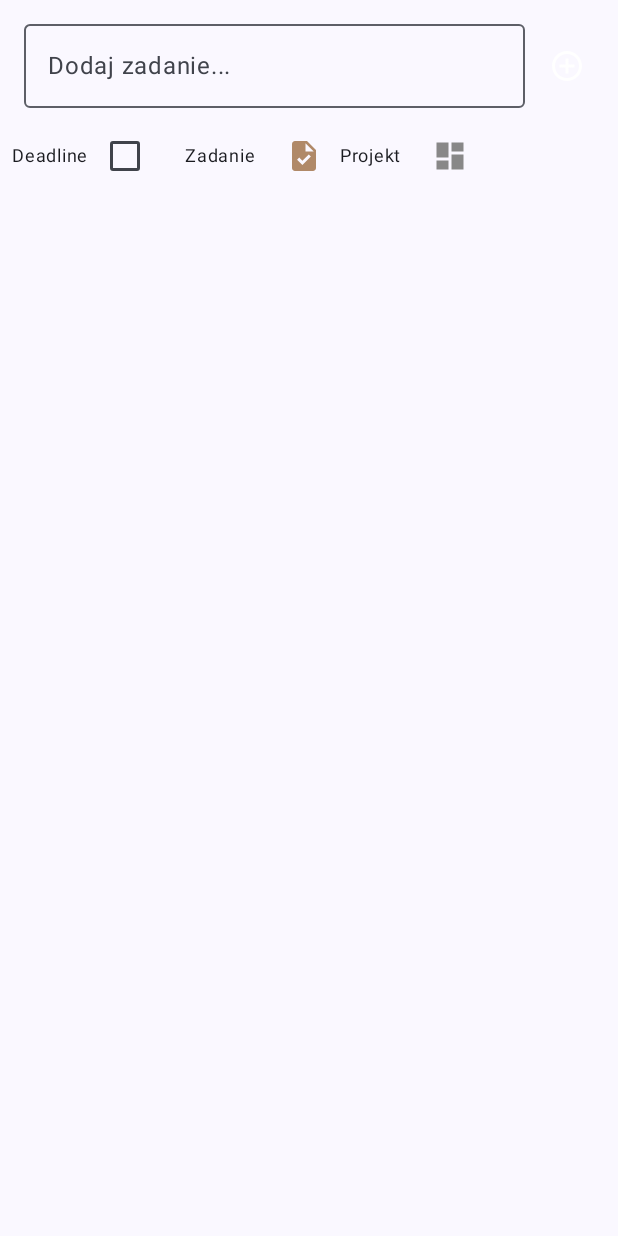
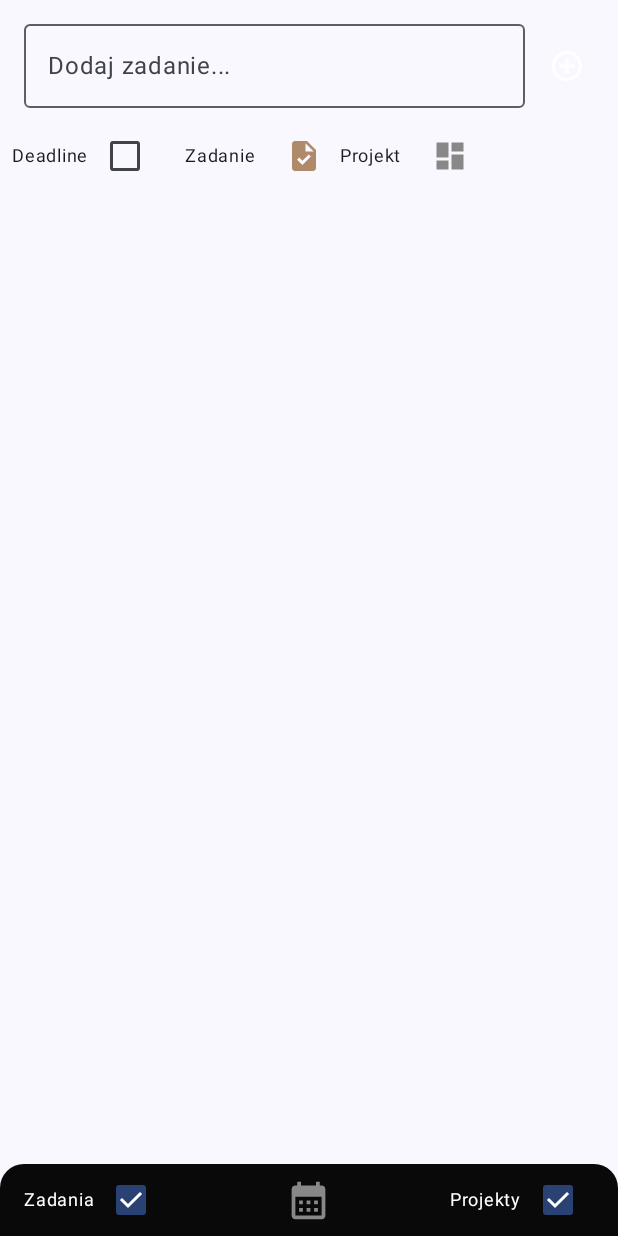
Before and after one commit to Radzio310/2DoApp, an Android app built with Jetpack Compose: the screen it shows after launch (MainActivity), on a phone screen of 412 x 824 dp. Run offline under Robolectric (Android 15) with nearby library versions, the phone set to English and light mode, and no system bars; our stand-ins replace livedata-compose.

Commit message:
Wstępny dolny pasek Projekty i Zadania

```diff
--- a/app/build.gradle.kts
+++ b/app/build.gradle.kts
@@ -61,6 +61,7 @@ dependencies {
     implementation(libs.androidx.material3)
     implementation("androidx.compose.runtime:runtime-livedata:1.6.6")
     implementation ("com.google.code.gson:gson:2.10.1")
+    implementation("androidx.compose.ui:ui:1.5.0")
     implementation(libs.firebase.crashlytics.buildtools)
     testImplementation(libs.junit)
     androidTestImplementation(libs.androidx.junit)
--- a/app/src/main/java/com/example/todoapp2/ToDoListPage.kt
+++ b/app/src/main/java/com/example/todoapp2/ToDoListPage.kt
@@ -2,6 +2,12 @@ import android.app.DatePickerDialog
 import android.app.TimePickerDialog
 import android.content.Context
 import android.widget.Toast
+import androidx.compose.animation.AnimatedVisibility
+import androidx.compose.animation.animateColorAsState
+import androidx.compose.animation.fadeIn
+import androidx.compose.animation.fadeOut
+import androidx.compose.animation.slideInVertically
+import androidx.compose.animation.slideOutVertically
 import androidx.compose.foundation.background
 import androidx.compose.foundation.border
 import androidx.compose.foundation.clickable
@@ -43,6 +49,9 @@ fun TodoListPage(viewModel: TodoViewModel, context: Context) {
     var isProject by remember { mutableStateOf(false) }
     val calendar = Calendar.getInstance()
     var showModal by remember { mutableStateOf<Todo?>(null) } // Przechowuje projekt do wyświetlenia w modalnym oknie
+    // Stan dla filtrowania
+    var showTasks by remember { mutableStateOf(true) } // Pokaż zadania domyślnie
+    var showProjects by remember { mutableStateOf(true) } // Pokaż projekty domyślnie
 
     Column(
         modifier = Modifier
@@ -203,21 +212,91 @@ fun TodoListPage(viewModel: TodoViewModel, context: Context) {
 
         todoList?.let {
             LazyColumn(content = {
-                itemsIndexed(it) { _, item ->
+                itemsIndexed(it.filter { item ->
+                    (showTasks && !item.isProject) || (showProjects && item.isProject)
+                }) { index, item ->
+                    AnimatedVisibility(
+                        visible = true, // Może być kontrolowane przez stan 'isCompleted'
+                        enter = fadeIn() + slideInVertically(initialOffsetY = { 40 }),
+                        exit = fadeOut() + slideOutVertically(targetOffsetY = { -40 })
+                    ) {
                         TodoItem(
                             item = item,
                             onClick = { if (item.isProject) showModal = item },
                             onDelete = { viewModel.deleteTodo(item.id) },
-                        onMarkComplete = { viewModel.markAsCompleted(item.id) }
+                            onMarkComplete = {
+                                viewModel.markAsCompleted(item.id)
+                            }
                         )
                     }
+                }
             })
+
     } ?: Text(
             modifier = Modifier.fillMaxWidth(),
             textAlign = TextAlign.Center,
             text = "Brak zadań - dodaj pierwsze",
             fontSize = 16.sp
         )
+    }
+
+    Column(
+        modifier = Modifier
+            .fillMaxSize()
+            .padding(0.dp)
+    ) {
+        // Inne elementy mogą być tutaj, np. lista zadań itp.
+
+        Spacer(modifier = Modifier.weight(1f)) // Wypełnia całą przestrzeń do dołu
+
+        // Dolny pasek z checkboxami
+        Box(
+            modifier = Modifier
+                .fillMaxWidth()
+                .padding(0.dp)
+        ) {
+            Row(
+                modifier = Modifier
+                    .fillMaxWidth()
+                    .padding(0.dp)
+                    .clip(RoundedCornerShape(topStart = 16.dp, topEnd = 16.dp)) // Zagięte górne rogi
+                    .background(Color(0xFF090909)),
+                horizontalArrangement = Arrangement.SpaceBetween,
+                verticalAlignment = Alignment.CenterVertically
+            ) {
+                // Zadania checkbox z marginesem
+                Row(
+                    modifier = Modifier.padding(start = 16.dp), // Dodaj margines od lewej
+                    verticalAlignment = Alignment.CenterVertically
+                ) {
+                    Text(text = "Zadania", fontSize = 12.sp, color = Color.White)
+                    Checkbox(
+                        checked = showTasks,
+                        onCheckedChange = { showTasks = it }
+                    )
+                }
+
+                // Kalendarz w centrum
+                Icon(
+                    painter = painterResource(id = R.drawable.ic_calendar), // Zmien na odpowiednią ikonę kalendarza
+                    contentDescription = "Calendar Icon",
+                    tint = Color.Gray,
+                    modifier = Modifier.size(30.dp) // Możesz dostosować rozmiar
+                )
+
+                // Projekty checkbox z marginesem
+                Row(
+                    modifier = Modifier.padding(end = 16.dp), // Dodaj margines od prawej
+                    verticalAlignment = Alignment.CenterVertically
+                ) {
+                    Text(text = "Projekty", fontSize = 12.sp, color = Color.White)
+                    Checkbox(
+                        checked = showProjects,
+                        onCheckedChange = { showProjects = it }
+                    )
+                }
+            }
+        }
     }
 
     showModal?.let { project ->
@@ -248,48 +327,33 @@ fun TodoListPage(viewModel: TodoViewModel, context: Context) {
 
 @Composable
 fun TodoItem(item: Todo, onClick: () -> Unit, onDelete: () -> Unit, onMarkComplete: () -> Unit) {
-    val backgroundColor = when {
-        item.isProject && item.isCompleted -> {
-            Color(0xFF74d3ae)
-        }
-        item.isProject -> {
-            // Dla projektu zachowujemy poprzednią logikę tła
-            Color(0xFFD5BDAD)
-        }
-        item.isCompleted -> {
-            // Dla wykonanych zadań tło jest wypełnione
-            Color(0xFF2b9348) // Zielony dla wykonanego zadania
-        }
-        else -> {
-            // Dla niewykonanych zadań tylko ramka, tło przezroczyste
-            Color.Transparent
-        }
+    val targetBackgroundColor = when {
+        item.isProject && item.isCompleted -> Color(0xFF74d3ae)
+        item.isProject -> Color(0xFFD5BDAD)
+        item.isCompleted -> Color(0xFF2b9348) // Zielony dla wykonanego zadania
+        else -> Color.Transparent
     }
 
-    val borderColor = when {
-        item.isProject -> {
-            // Dla projektu zachowujemy poprzednią logikę koloru ramki
-            Color(0xFFD5BDAD)
+    val backgroundColor by animateColorAsState(targetValue = targetBackgroundColor)
+
+    val targetBorderColor = when {
+        item.isProject && item.isCompleted -> Color(0xFF74d3ae)
+        item.isProject -> Color(0xFFD5BDAD)
+        item.isCompleted -> Color(0xFF2b9348)
+        else -> Color(0xFFb08968)
     }
-        item.isCompleted -> {
-            // Ciemnozielony dla wykonanego zadania
-            Color(0xFF2b9348)
-        }
-        else -> {
-            // Kolor ramki dla niewykonanego zadania
-            Color(0xFFb08968)
-        }
-    }
+
+    val borderColor by animateColorAsState(targetValue = targetBorderColor)
 
     Row(
         modifier = Modifier
             .fillMaxWidth()
             .padding(8.dp)
             .clip(RoundedCornerShape(16.dp))
-            .background(backgroundColor) // Tło ustawione na przezroczyste lub pełne
-            .border(2.dp, borderColor, RoundedCornerShape(16.dp)) // Ramka o dynamicznym kolorze
+            .background(backgroundColor)
+            .border(2.dp, borderColor, RoundedCornerShape(16.dp))
             .padding(16.dp)
-            .clickable(onClick = onClick), // Akcja kliknięcia
+            .clickable(onClick = onClick),
         verticalAlignment = Alignment.CenterVertically
     ) {
         Column(modifier = Modifier.weight(1f)) {
@@ -327,6 +391,7 @@ fun TodoItem(item: Todo, onClick: () -> Unit, onDelete: () -> Unit, onMarkComple
         }
     }
 }
+
 
 
 
--- a/app/src/main/java/com/example/todoapp2/TodoViewModel.kt
+++ b/app/src/main/java/com/example/todoapp2/TodoViewModel.kt
@@ -62,4 +62,6 @@ class TodoViewModel : ViewModel() {
         TodoManager.saveProjectState(project)
         getAllTodo() // Odświeżenie listy po zapisaniu
     }
+
+
 }
```
Lines whose indentation alone changed are shown as unchanged.
